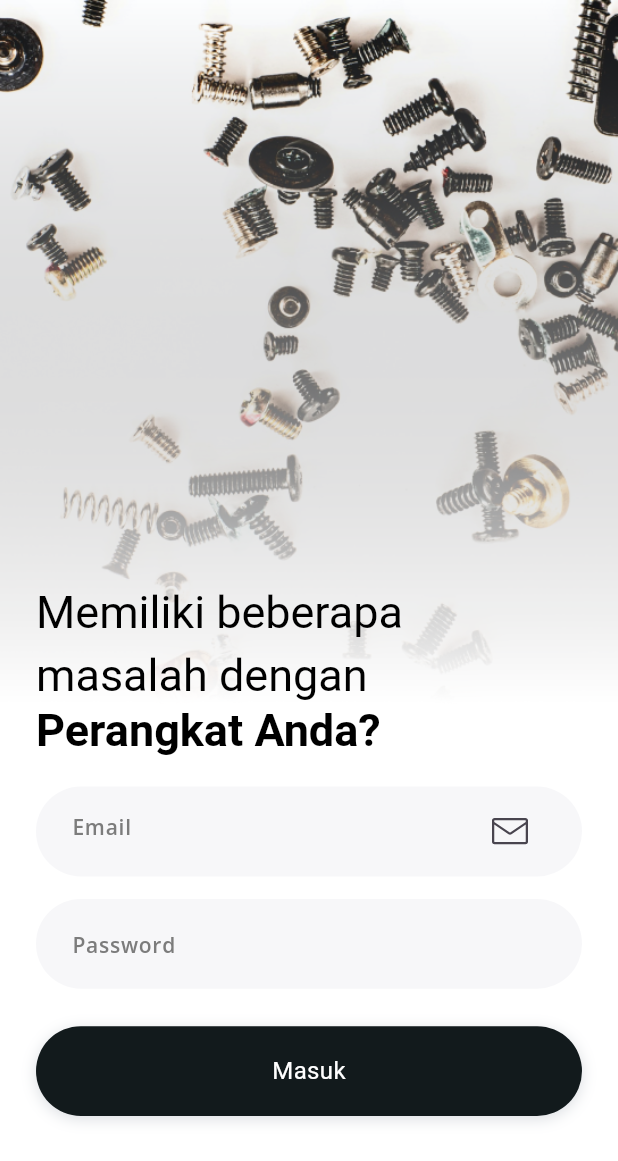
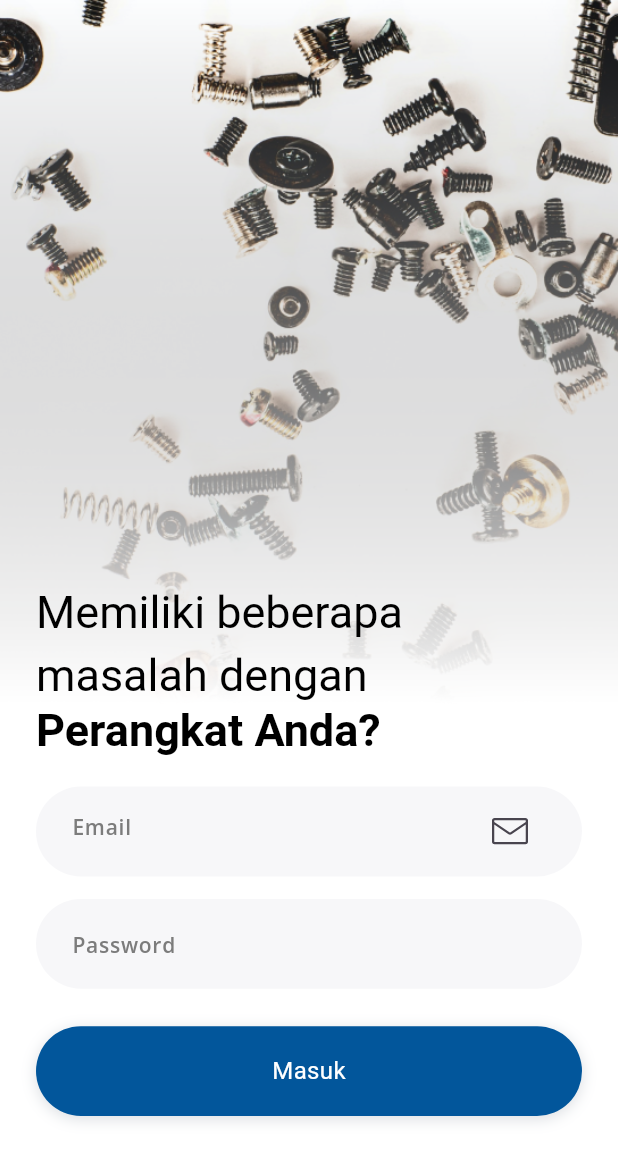
Before and after one commit to Pindosaputra123/Servis-App, a Flutter app: the screen it shows after launch, on a phone screen of 412 x 824 dp. Shown: the top 1161 px of the screen. Run offline on Flutter 3.47's test engine with Material 3 defaults, Android fonts, the phone set to English and light mode, and no system bars; our stand-ins replace flutter_screenutil, flutter_svg, flutter_vector_icons, google_fonts.

Commit message:
Primary Color

```diff
--- a/lib/utils/constants.dart
+++ b/lib/utils/constants.dart
@@ -1,6 +1,6 @@
 import 'package:flutter/material.dart';
 
 class Constants {
-  static final Color primaryColor = Color.fromRGBO(18, 26, 28, 1);
-  static final Color greyColor = Color.fromRGBO(247, 247, 249, 1);
+  static final Color primaryColor = Color(0xFF02569B);
+  static final Color greyColor = Color(0xFFF5F5F5);
 }
```
